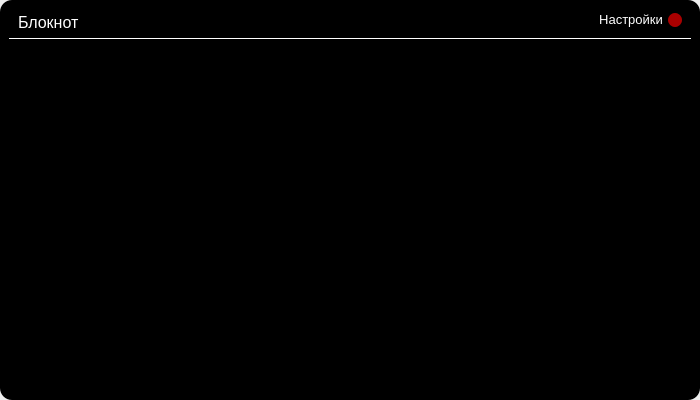
This is Note-2.0/mainWindow.ui in NiktoX2/PNote as Qt 5 draws it before an edit. The edited form follows.
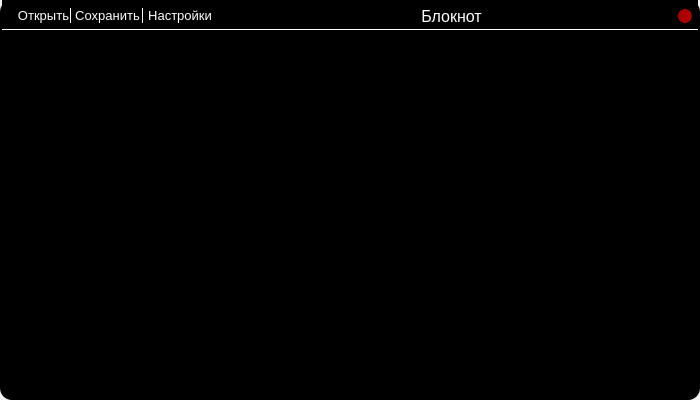
This is the edited form.

What changed in the file:
```diff
--- a/Note-2.0/mainWindow.ui
+++ b/Note-2.0/mainWindow.ui
@@ -58,6 +58,21 @@
 border-radius: 12px;</string>
      </property>
      <layout class="QVBoxLayout" name="verticalLayout_2">
+      <property name="spacing">
+       <number>10</number>
+      </property>
+      <property name="leftMargin">
+       <number>2</number>
+      </property>
+      <property name="topMargin">
+       <number>0</number>
+      </property>
+      <property name="rightMargin">
+       <number>2</number>
+      </property>
+      <property name="bottomMargin">
+       <number>0</number>
+      </property>
       <item>
        <widget class="QWidget" name="main" native="true">
         <property name="sizePolicy">
@@ -75,7 +90,7 @@
         <property name="maximumSize">
          <size>
           <width>16777215</width>
-          <height>30</height>
+          <height>16777215</height>
          </size>
         </property>
         <property name="font">
@@ -94,26 +109,170 @@
          <property name="sizeConstraint">
           <enum>QLayout::SetDefaultConstraint</enum>
          </property>
+         <property name="leftMargin">
+          <number>0</number>
+         </property>
          <property name="topMargin">
-          <number>1</number>
+          <number>2</number>
+         </property>
+         <property name="rightMargin">
+          <number>0</number>
          </property>
          <property name="bottomMargin">
-          <number>9</number>
+          <number>0</number>
          </property>
+         <item>
+          <widget class="QWidget" name="widget_2" native="true">
+           <property name="maximumSize">
+            <size>
+             <width>217</width>
+             <height>16</height>
+            </size>
+           </property>
+           <property name="styleSheet">
+            <string notr="true">border-bottom: none;</string>
+           </property>
+           <layout class="QHBoxLayout" name="horizontalLayout_3">
+            <property name="spacing">
+             <number>2</number>
+            </property>
+            <property name="leftMargin">
+             <number>9</number>
+            </property>
+            <property name="topMargin">
+             <number>0</number>
+            </property>
+            <property name="rightMargin">
+             <number>14</number>
+            </property>
+            <property name="bottomMargin">
+             <number>0</number>
+            </property>
+            <item>
+             <widget class="QPushButton" name="open">
+              <property name="minimumSize">
+               <size>
+                <width>54</width>
+                <height>0</height>
+               </size>
+              </property>
+              <property name="maximumSize">
+               <size>
+                <width>70</width>
+                <height>16777215</height>
+               </size>
+              </property>
+              <property name="font">
+               <font>
+                <family>Arial</family>
+                <pointsize>10</pointsize>
+               </font>
+              </property>
+              <property name="styleSheet">
+               <string notr="true">background-color: rgb(0, 0, 0);
+color: rgb(255, 255, 255);
+border-bottom: none;
+border-right: 1px solid #fff</string>
+              </property>
+              <property name="text">
+               <string>Открыть</string>
+              </property>
+             </widget>
+            </item>
+            <item>
+             <widget class="QPushButton" name="seve">
+              <property name="minimumSize">
+               <size>
+                <width>70</width>
+                <height>0</height>
+               </size>
+              </property>
+              <property name="maximumSize">
+               <size>
+                <width>74</width>
+                <height>16777215</height>
+               </size>
+              </property>
+              <property name="font">
+               <font>
+                <family>Arial</family>
+                <pointsize>10</pointsize>
+               </font>
+              </property>
+              <property name="styleSheet">
+               <string notr="true">background-color: rgb(0, 0, 0);
+color: rgb(255, 255, 255);
+border-bottom: none;
+border-right: 1px solid #fff</string>
+              </property>
+              <property name="text">
+               <string>Сохранить</string>
+              </property>
+             </widget>
+            </item>
+            <item>
+             <widget class="QPushButton" name="setting">
+              <property name="minimumSize">
+               <size>
+                <width>74</width>
+                <height>0</height>
+               </size>
+              </property>
+              <property name="maximumSize">
+               <size>
+                <width>74</width>
+                <height>16777215</height>
+               </size>
+              </property>
+              <property name="font">
+               <font>
+                <family>Arial</family>
+                <pointsize>10</pointsize>
+               </font>
+              </property>
+              <property name="styleSheet">
+               <string notr="true">background-color: rgb(0, 0, 0);
+color: rgb(255, 255, 255);
+border-bottom: none;</string>
+              </property>
+              <property name="text">
+               <string>Настройки</string>
+              </property>
+             </widget>
+            </item>
+           </layout>
+          </widget>
+         </item>
          <item>
           <widget class="QLabel" name="nameApp">
            <property name="minimumSize">
             <size>
              <width>0</width>
-             <height>25</height>
+             <height>0</height>
+            </size>
+           </property>
+           <property name="maximumSize">
+            <size>
+             <width>441</width>
+             <height>16</height>
             </size>
            </property>
            <property name="font">
             <font>
              <family>Arial</family>
              <pointsize>12</pointsize>
+             <weight>50</weight>
+             <italic>false</italic>
+             <bold>false</bold>
+             <underline>false</underline>
+             <strikeout>false</strikeout>
+             <stylestrategy>PreferDefault</stylestrategy>
+             <kerning>true</kerning>
             </font>
            </property>
+           <property name="layoutDirection">
+            <enum>Qt::LeftToRight</enum>
+           </property>
            <property name="styleSheet">
             <string notr="true">color: rgb(255, 255, 255);
 border-bottom: none;</string>
@@ -121,29 +280,11 @@
            <property name="text">
             <string>Блокнот</string>
            </property>
-          </widget>
-         </item>
-         <item>
-          <widget class="QPushButton" name="setting">
-           <property name="maximumSize">
-            <size>
-             <width>74</width>
-             <height>16777215</height>
-            </size>
+           <property name="alignment">
+            <set>Qt::AlignCenter</set>
            </property>
-           <property name="font">
-            <font>
-             <family>Arial</family>
-             <pointsize>10</pointsize>
-            </font>
-           </property>
-           <property name="styleSheet">
-            <string notr="true">background-color: rgb(0, 0, 0);
-color: rgb(255, 255, 255);
-border-bottom: none;</string>
-           </property>
-           <property name="text">
-            <string>Настройки</string>
+           <property name="margin">
+            <number>0</number>
            </property>
           </widget>
          </item>
@@ -176,6 +317,15 @@
       </item>
       <item>
        <widget class="QTextEdit" name="textEdit">
+        <property name="enabled">
+         <bool>true</bool>
+        </property>
+        <property name="maximumSize">
+         <size>
+          <width>16777215</width>
+          <height>16777215</height>
+         </size>
+        </property>
         <property name="styleSheet">
          <string notr="true">background-color: #000; color: #fff; border-style: #000;</string>
         </property>
```
Left out of the diff: 5 changed lines with no effect on the pictures.
